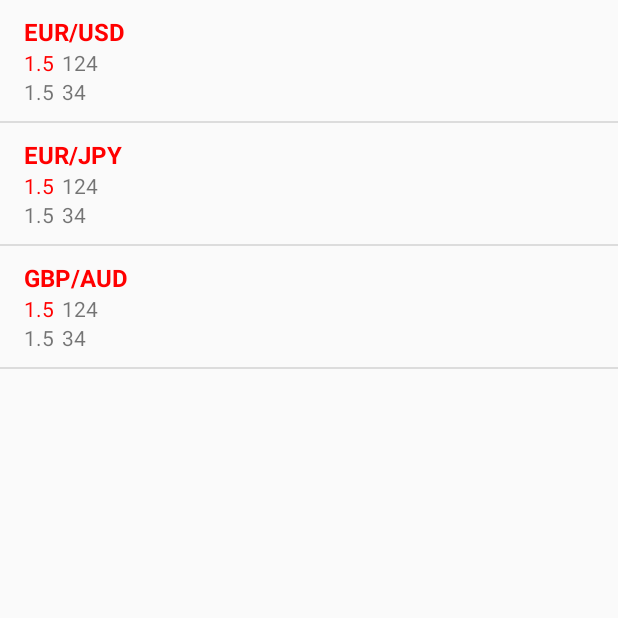
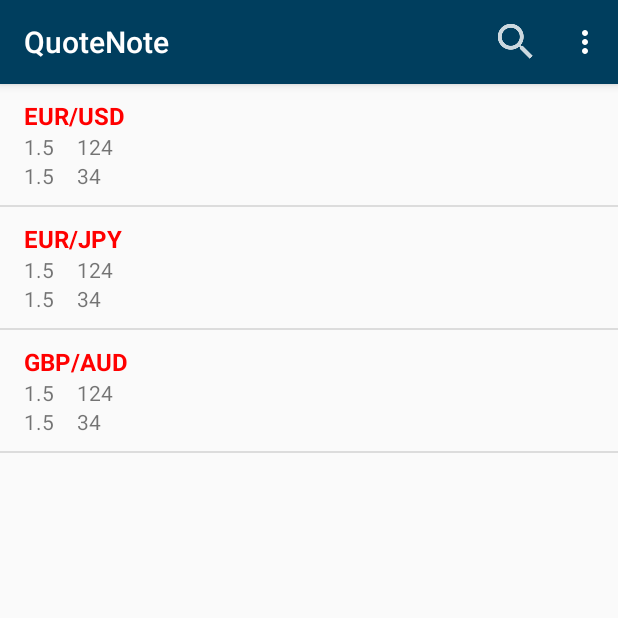
Before and after one commit to Flavio501/QuoteNote3, an Android app: the Main2Activity screen opened directly, with no data from a screen before it, on a phone screen of 412 x 824 dp, the top half of it. Run offline under Robolectric (Android 15) with nearby library versions, the phone set to English and light mode, and no system bars.

Commit message:
Toolbar added to RecyclerView

```diff
--- a/app/src/main/AndroidManifest.xml
+++ b/app/src/main/AndroidManifest.xml
@@ -21,10 +21,6 @@
         <activity android:name=".List" />
         <activity android:name=".Problema_General" />
         <activity
-            android:name=".Activity_Tabbed"
-            android:label="@string/title_activity__tabbed"
-            android:theme="@style/AppTheme" />
-        <activity
             android:name=".RegisterController"
             android:screenOrientation="portrait" />
         <activity android:name=".Main2Activity"></activity>
--- a/app/src/main/java/com/example/stark/ommbc/Main2Activity.java
+++ b/app/src/main/java/com/example/stark/ommbc/Main2Activity.java
@@ -1,5 +1,10 @@
 package com.example.stark.ommbc;
 
+import android.support.design.widget.TabLayout;
+import android.support.v4.app.Fragment;
+import android.support.v4.app.FragmentManager;
+import android.support.v4.app.FragmentPagerAdapter;
+import android.support.v4.view.ViewPager;
 import android.support.v7.app.AppCompatActivity;
 import android.os.Bundle;
 import android.content.Context;
@@ -9,6 +14,8 @@ import android.support.v7.widget.LinearLayoutManager;
 import android.support.v7.widget.RecyclerView;
 import android.support.v7.widget.Toolbar;
 import android.view.GestureDetector;
+import android.view.Menu;
+import android.view.MenuItem;
 import android.view.MotionEvent;
 import android.view.View;
 import android.widget.Toast;
@@ -34,7 +41,6 @@ public class Main2Activity extends AppCompatActivity {
         setSupportActionBar(toolbar);
 
         recyclerview = (RecyclerView) findViewById(R.id.recycler_view);
-
         qAdapter = new QuoteAdapter(quoteList);
         RecyclerView.LayoutManager qLayoutManager = new LinearLayoutManager(getApplicationContext());
         recyclerview.setLayoutManager(qLayoutManager);
@@ -43,7 +49,7 @@ public class Main2Activity extends AppCompatActivity {
         recyclerview.setAdapter(qAdapter);
 
         try{
-        prepareQuoteData();
+            prepareQuoteData();
         }catch (Exception e){
             e.printStackTrace();
         }
@@ -58,6 +64,24 @@ public class Main2Activity extends AppCompatActivity {
         */
     }
 
+    @Override
+    public boolean onCreateOptionsMenu(Menu menu) {
+        getMenuInflater().inflate(R.menu.menu_main, menu);
+        return true;
+    }
+
+    @Override
+    public boolean onOptionsItemSelected(MenuItem item) {
+        int id = item.getItemId();
+        if(id == R.id.action_filter) Toast.makeText(getApplicationContext(), "Búsqueda", Toast.LENGTH_SHORT).show();
+
+        //noinspection SimplifiableIfStatement
+        if (id == R.id.action_settings) {
+            return true;
+        }
+        return super.onOptionsItemSelected(item);
+    }
+
     private Quote genQuote(String name){
         bd = new BigDecimal("1.5");
         Quote qNew = new Quote(name, 123213,bd, 124,bd,34 ,bd,bd,bd );
@@ -66,12 +90,7 @@ public class Main2Activity extends AppCompatActivity {
 
     private void prepareQuoteData() throws Exception{
 
-        // Aqui se crashea, tal vez por los parsings, checa como agregar un quote a la lista
         try{
-            //bd = new BigDecimal("1.5");
-            //q = new Quote("EUR/USD", 123213,bd, 124,bd,34 ,bd,bd,bd );
-            //quoteList.add(q);
-            //q = genQuote();
             quoteList.add(genQuote("EUR/USD"));
             quoteList.add(genQuote("EUR/JPY"));
             quoteList.add(genQuote("GBP/AUD"));
@@ -81,28 +100,5 @@ public class Main2Activity extends AppCompatActivity {
         }catch (Exception e){
             e.printStackTrace();
         }
-            //Quote qu = new Quote(
-              //      "EUR/USD",
-                //    Long.parseLong("1234124123"),
-                  //  new BigDecimal("1.55"),
-                    //Integer.parseInt("123"),
-                    //new BigDecimal("2.11"),
-                    //Integer.parseInt("123"),
-                    //new BigDecimal("2.14"),
-                    //new BigDecimal("2.15"),
-                    //new BigDecimal("2.15"));
-            //quoteList.add(qu);
-
-     /*    quoteList.add(new Quote(
-                "EUR/GBP",
-                Long.parseLong("1.22"),
-                new BigDecimal("1.22"),
-                Integer.parseInt("200"),
-                new BigDecimal("200"),
-                Integer.parseInt("200"),
-                new BigDecimal("200"),
-                new BigDecimal("200"),
-                new BigDecimal("200")));
-                */
     }
 }
--- a/app/src/main/java/com/example/stark/ommbc/MainActivity.java
+++ b/app/src/main/java/com/example/stark/ommbc/MainActivity.java
@@ -26,7 +26,6 @@ public class MainActivity extends AppCompatActivity {
                     Evaluar si el correo y contra existen
                 */
                 //Intent MyIntent = new Intent(MainActivity.this, List.class);
-                //Intent MyIntent = new Intent(MainActivity.this,Activity_Tabbed.class);
                 Intent MyIntent = new Intent(MainActivity.this,Main2Activity.class);
                 startActivity(MyIntent);
                 finish(); //Block back button
--- a/app/src/main/res/layout/activity_main2.xml
+++ b/app/src/main/res/layout/activity_main2.xml
@@ -9,10 +9,31 @@
     tools:showIn="@layout/activity_main2"
     tools:context=".Main2Activity">
 
+    <android.support.design.widget.AppBarLayout
+        android:id="@+id/appbar"
+        android:layout_width="match_parent"
+        android:layout_height="wrap_content"
+        android:theme="@style/AppTheme.AppBarOverlay">
+        <!--android:paddingTop="@dimen/appbar_padding_top"-->
+
+        <android.support.v7.widget.Toolbar
+            android:id="@+id/toolbar"
+            android:layout_width="match_parent"
+            android:layout_height="?attr/actionBarSize"
+            android:layout_weight="1"
+            android:background="?attr/colorPrimary"
+            app:layout_scrollFlags="scroll|enterAlways"
+            app:popupTheme="@style/AppTheme.PopupOverlay"
+            app:title="@string/app_name">
+
+        </android.support.v7.widget.Toolbar>
+    </android.support.design.widget.AppBarLayout>
+
     <android.support.v7.widget.RecyclerView
         android:id="@+id/recycler_view"
         android:layout_width="match_parent"
         android:layout_height="wrap_content"
-        android:scrollbars="vertical" />
+        android:scrollbars="vertical"
+        android:layout_below="@+id/appbar"/>
 
 </RelativeLayout>
--- a/app/src/main/res/layout/quote_list.xml
+++ b/app/src/main/res/layout/quote_list.xml
@@ -24,15 +24,14 @@
     <!--bidBig-->
     <TextView
         android:id="@+id/bidBig"
-        android:layout_width="25dp"
+        android:layout_width="35dp"
         android:layout_height="wrap_content"
-        android:textColor="@color/title"
         android:layout_below="@id/Name"/>
 
     <!--bidPoints-->
     <TextView
         android:id="@+id/bidPoints"
-        android:layout_width="25dp"
+        android:layout_width="35dp"
         android:layout_height="wrap_content"
         android:layout_below="@id/Name"
         android:layout_toRightOf="@id/bidBig"/>
@@ -40,14 +39,14 @@
     <!--offerBig-->
     <TextView
         android:id="@+id/offerBig"
-        android:layout_width="25dp"
+        android:layout_width="35dp"
         android:layout_height="wrap_content"
         android:layout_below="@id/bidBig" />
 
     <!--offerPoints-->
     <TextView
         android:id="@+id/offerPoints"
-        android:layout_width="25dp"
+        android:layout_width="35dp"
         android:layout_height="wrap_content"
         android:layout_below="@id/bidBig"
         android:layout_toRightOf="@id/offerBig"/>
```
Also changed, not shown: app/src/main/java/com/example/stark/ommbc/Activity_Tabbed.java (deleted, +0 -102 lines), app/src/main/java/com/example/stark/ommbc/Entregas.java (deleted, +0 -20 lines), app/src/main/java/com/example/stark/ommbc/Favoritos.java (deleted, +0 -20 lines), app/src/main/java/com/example/stark/ommbc/Quotes.java (deleted, +0 -38 lines), app/src/main/res/layout/activity__tabbed.xml (deleted, +0 -56 lines), app/src/main/res/layout/fragment_entregas.xml (deleted, +0 -22 lines), app/src/main/res/layout/fragment_favoritos.xml (deleted, +0 -22 lines), app/src/main/res/layout/fragment_problemas.xml (deleted, +0 -22 lines).
